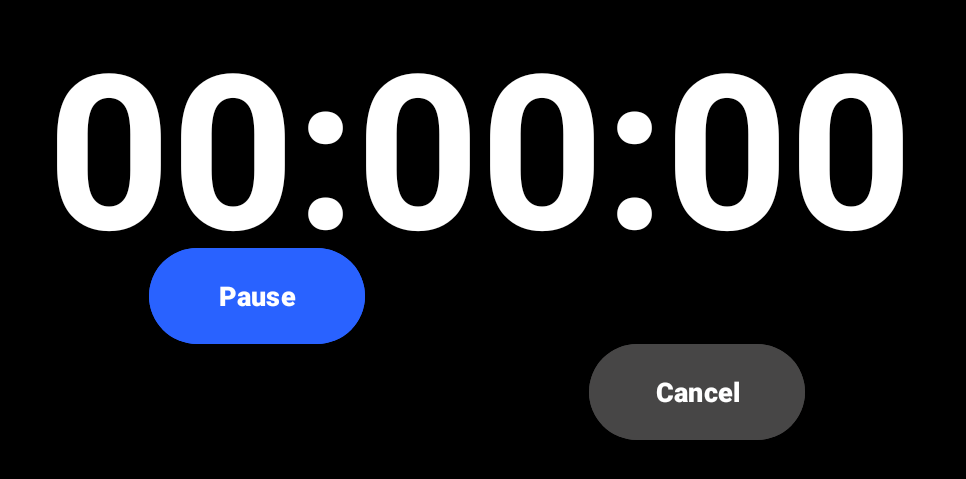
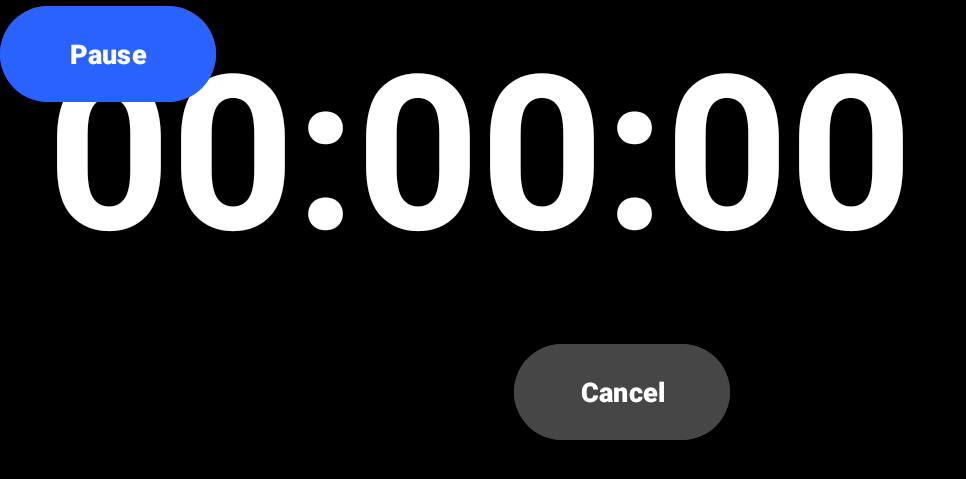
Before and after one commit to ShivamKumarPTU/Full_Screen_Timer, an Android app: the TimerScreen screen opened directly, with no data from a screen before it, on a phone screen of 824 x 412 dp (held sideways). Shown: the top 479 px of the screen, without its empty margins (0-966 px from the left). Run offline under Robolectric (Android 15) with nearby library versions, the light colour scheme and no system bars; 1 statement that could not run was skipped.

Commit message:
Commit this change

```diff
--- a/app/src/main/res/layout/activity_timer_screen.xml
+++ b/app/src/main/res/layout/activity_timer_screen.xml
@@ -33,9 +33,8 @@
         android:textColor="#FFFFFF"
         android:textSize="18sp"
         android:textStyle="bold"
-        app:layout_constraintEnd_toStartOf="@+id/button2"
-        app:layout_constraintStart_toStartOf="parent"
-        app:layout_constraintTop_toBottomOf="@+id/textView" />
+        tools:layout_editor_absoluteX="160dp"
+        tools:layout_editor_absoluteY="298dp" />
 
     <Button
         android:id="@+id/button2"
```
